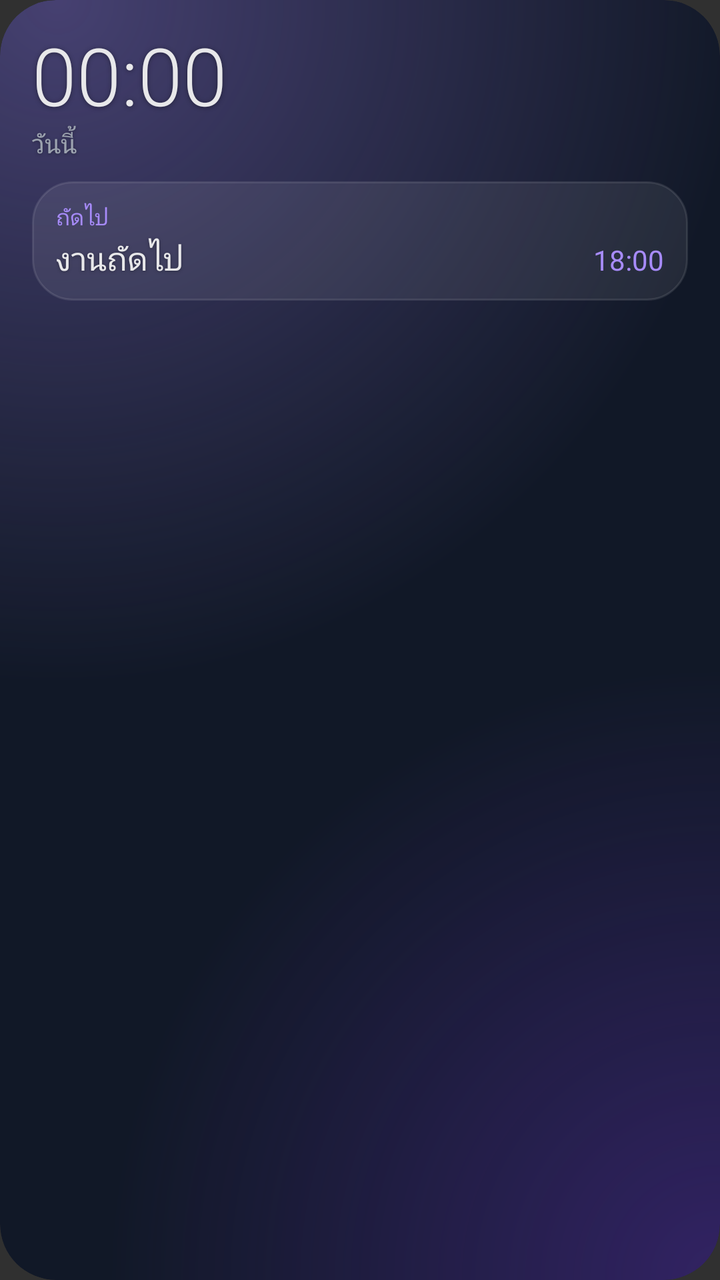
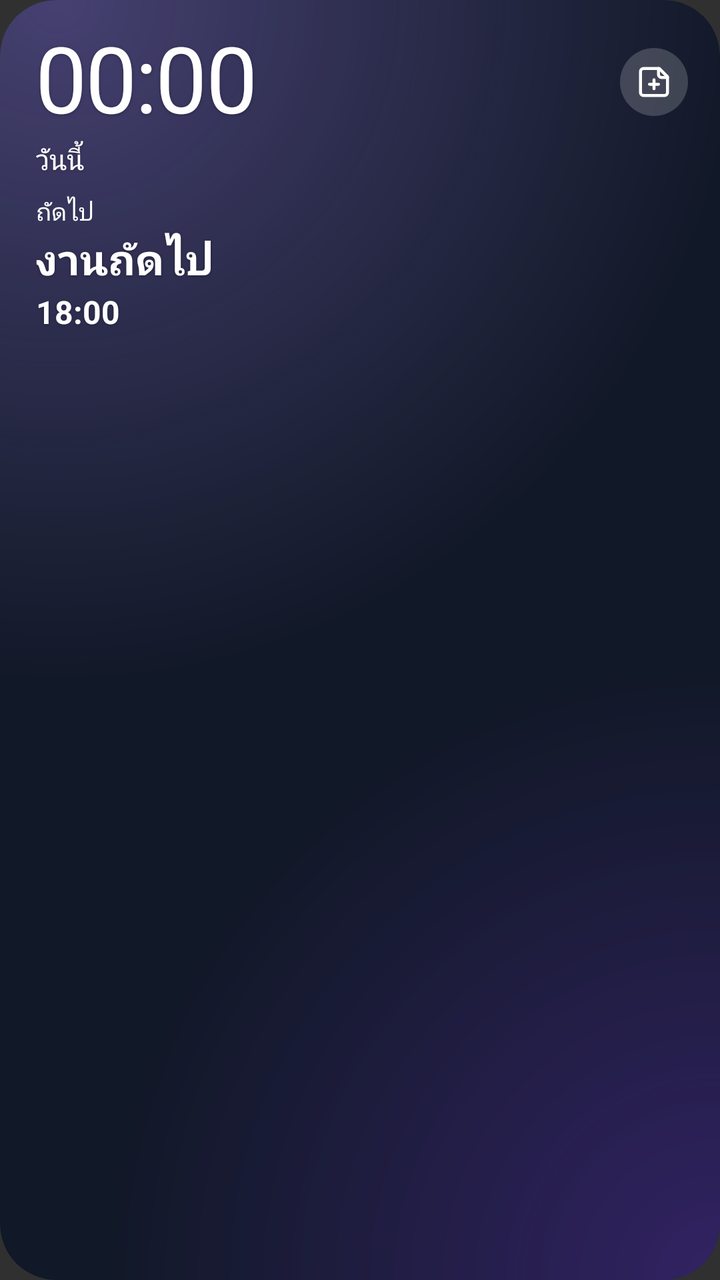

Before-and-after screenshots of an Android layout around one commit, followed by the original layout XML and the change that was made.
<!-- AndroidManifest.xml: application theme android:Theme.Material.NoActionBar -->
<!-- res/layout/widget_large.xml -->
<?xml version="1.0" encoding="utf-8"?>

<FrameLayout xmlns:android="http://schemas.android.com/apk/res/android"
    android:id="@android:id/background"
    android:layout_width="match_parent"
    android:layout_height="match_parent"
    android:background="@drawable/widget_outline"
    android:clipToOutline="true">

    <ImageView
        android:id="@+id/w_card"
        android:layout_width="match_parent"
        android:layout_height="match_parent"
        android:importantForAccessibility="no"
        android:scaleType="fitXY"
        android:src="@drawable/widget_card" />

    <ImageView
        android:id="@+id/w_photo"
        android:layout_width="match_parent"
        android:layout_height="match_parent"
        android:importantForAccessibility="no"
        android:scaleType="centerCrop"
        android:visibility="gone" />

    <ImageView
        android:id="@+id/w_glow"
        android:layout_width="match_parent"
        android:layout_height="match_parent"
        android:importantForAccessibility="no"
        android:scaleType="fitXY"
        android:src="@drawable/widget_glow" />

    <ImageView
        android:id="@+id/w_glow_end"
        android:layout_width="match_parent"
        android:layout_height="match_parent"
        android:importantForAccessibility="no"
        android:scaleType="fitXY"
        android:src="@drawable/widget_glow_end" />

    <ImageView
        android:id="@+id/w_scrim"
        android:layout_width="match_parent"
        android:layout_height="match_parent"
        android:importantForAccessibility="no"
        android:scaleType="fitXY"
        android:src="@drawable/widget_scrim"
        android:visibility="gone" />

    
    <ProgressBar
        android:id="@+id/w_shine"
        style="@android:style/Widget.ProgressBar"
        android:layout_width="match_parent"
        android:layout_height="match_parent"
        android:importantForAccessibility="no"
        android:indeterminate="true"
        android:indeterminateDrawable="@drawable/widget_shine"
        android:maxWidth="4000dp"
        android:maxHeight="4000dp"
        android:minWidth="0dp"
        android:minHeight="0dp" />

    <LinearLayout
        android:layout_width="match_parent"
        android:layout_height="match_parent"
        android:orientation="vertical"
        android:padding="16dp">

        <LinearLayout
            android:layout_width="match_parent"
            android:layout_height="wrap_content"
            android:gravity="center_vertical"
            android:orientation="horizontal">

            <TextClock
                android:id="@+id/w_clock"
                android:layout_width="0dp"
                android:layout_height="wrap_content"
                android:layout_weight="1"
                android:fontFamily="sans-serif-light"
                android:fontFeatureSettings="tnum"
                android:format12Hour="HH:mm"
                android:format24Hour="HH:mm"
                android:includeFontPadding="false"
                android:maxLines="1"
                android:shadowColor="#66000000"
                android:shadowDy="1"
                android:shadowRadius="6"
                android:textColor="#E8E8EA"
                android:textSize="40sp" />

            <ImageView
                android:id="@+id/w_moon"
                android:layout_width="16dp"
                android:layout_height="16dp"
                android:layout_marginStart="6dp"
                android:contentDescription="ช่วงเงียบ"
                android:src="@drawable/ic_moon"
                android:visibility="gone" />

            <LinearLayout
                android:id="@+id/w_wait"
                android:layout_width="wrap_content"
                android:layout_height="wrap_content"
                android:layout_marginStart="6dp"
                android:background="@drawable/widget_pill"
                android:gravity="center_vertical"
                android:orientation="horizontal"
                android:paddingStart="7dp"
                android:paddingTop="3dp"
                android:paddingEnd="8dp"
                android:paddingBottom="3dp"
                android:visibility="gone">

                <ImageView
                    android:id="@+id/w_wait_icon"
                    android:layout_width="12dp"
                    android:layout_height="12dp"
                    android:importantForAccessibility="no"
                    android:src="@drawable/ic_wallet" />

                <TextView
                    android:id="@+id/w_wait_count"
                    android:layout_width="wrap_content"
                    android:layout_height="wrap_content"
                    android:layout_marginStart="4dp"
                    android:fontFeatureSettings="tnum"
                    android:includeFontPadding="false"
                    android:maxLines="1"
                    android:textColor="#A78BFA"
                    android:textSize="11sp" />
            </LinearLayout>
        </LinearLayout>

        <TextView
            android:id="@+id/w_date"
            android:layout_width="match_parent"
            android:layout_height="wrap_content"
            android:ellipsize="end"
            android:maxLines="1"
            android:shadowColor="#59000000"
            android:shadowDy="1"
            android:shadowRadius="4"
            android:text="วันนี้"
            android:textColor="#9CA3AF"
            android:textSize="13sp" />

        <LinearLayout
            android:id="@+id/w_head"
            android:layout_width="match_parent"
            android:layout_height="wrap_content"
            android:layout_marginTop="10dp"
            android:background="@drawable/widget_panel"
            android:orientation="vertical"
            android:paddingStart="12dp"
            android:paddingTop="10dp"
            android:paddingEnd="12dp"
            android:paddingBottom="10dp">

            <TextView
                android:id="@+id/w_head_label"
                android:layout_width="match_parent"
                android:layout_height="wrap_content"
                android:ellipsize="end"
                android:maxLines="1"
                android:text="ถัดไป"
                android:textColor="#A78BFA"
                android:textSize="11sp" />

            <LinearLayout
                android:layout_width="match_parent"
                android:layout_height="wrap_content"
                android:layout_marginTop="2dp"
                android:baselineAligned="true"
                android:orientation="horizontal">

                <TextView
                    android:id="@+id/w_head_name"
                    android:layout_width="0dp"
                    android:layout_height="wrap_content"
                    android:layout_weight="1"
                    android:ellipsize="end"
                    android:maxLines="1"
                    android:shadowColor="#59000000"
                    android:shadowDy="1"
                    android:shadowRadius="4"
                    android:text="งานถัดไป"
                    android:textColor="#E8E8EA"
                    android:textSize="16sp" />

                <TextView
                    android:id="@+id/w_head_time"
                    android:layout_width="wrap_content"
                    android:layout_height="wrap_content"
                    android:layout_marginStart="8dp"
                    android:fontFeatureSettings="tnum"
                    android:maxLines="1"
                    android:text="18:00"
                    android:textColor="#A78BFA"
                    android:textSize="14sp" />
            </LinearLayout>
        </LinearLayout>

        <LinearLayout
            android:id="@+id/w_progress"
            android:layout_width="match_parent"
            android:layout_height="wrap_content"
            android:layout_marginTop="10dp"
            android:gravity="center_vertical"
            android:orientation="horizontal"
            android:visibility="gone">

            <FrameLayout
                android:id="@+id/w_bar"
                android:layout_width="0dp"
                android:layout_height="5dp"
                android:layout_marginEnd="10dp"
                android:layout_weight="1">

                <ImageView
                    android:layout_width="match_parent"
                    android:layout_height="match_parent"
                    android:importantForAccessibility="no"
                    android:scaleType="fitXY"
                    android:src="@drawable/widget_bar_track" />

                <ImageView
                    android:id="@+id/w_bar_fill"
                    android:layout_width="match_parent"
                    android:layout_height="match_parent"
                    android:importantForAccessibility="no"
                    android:scaleType="fitXY"
                    android:src="@drawable/widget_bar_fill" />
            </FrameLayout>

            <TextView
                android:id="@+id/w_count"
                android:layout_width="wrap_content"
                android:layout_height="wrap_content"
                android:fontFeatureSettings="tnum"
                android:maxLines="1"
                android:shadowColor="#59000000"
                android:shadowDy="1"
                android:shadowRadius="4"
                android:text="ทำแล้ว 2 จาก 5"
                android:textColor="#9CA3AF"
                android:textSize="12sp" />
        </LinearLayout>

        <LinearLayout
            android:id="@+id/w_soon"
            android:layout_width="match_parent"
            android:layout_height="wrap_content"
            android:layout_marginTop="6dp"
            android:orientation="vertical"
            android:visibility="gone" />

        <TextView
            android:id="@+id/w_later_label"
            android:layout_width="match_parent"
            android:layout_height="wrap_content"
            android:layout_marginTop="8dp"
            android:maxLines="1"
            android:text="รอบยาวที่ยังไม่ทำ"
            android:textColor="#9CA3AF"
            android:textSize="11sp"
            android:visibility="gone" />

        <LinearLayout
            android:id="@+id/w_later"
            android:layout_width="match_parent"
            android:layout_height="wrap_content"
            android:layout_marginTop="0dp"
            android:orientation="vertical"
            android:visibility="gone" />

        
        <FrameLayout
            android:layout_width="match_parent"
            android:layout_height="0dp"
            android:layout_weight="1" />

        <TextView
            android:id="@+id/w_money"
            android:layout_width="match_parent"
            android:layout_height="wrap_content"
            android:layout_marginTop="6dp"
            android:ellipsize="end"
            android:fontFeatureSettings="tnum"
            android:maxLines="1"
            android:textColor="#9CA3AF"
            android:textSize="12sp"
            android:visibility="gone" />
    </LinearLayout>
</FrameLayout>
<!-- resources referenced by this layout -->
<resources>
  <!-- drawable widget_bar_fill (drawable) -->
  <?xml version="1.0" encoding="utf-8"?>
  
  <clip xmlns:android="http://schemas.android.com/apk/res/android"
      android:clipOrientation="horizontal"
      android:drawable="@drawable/widget_bar"
      android:gravity="left" />
  <!-- drawable widget_bar_track (drawable) -->
  <?xml version="1.0" encoding="utf-8"?>
  
  <shape xmlns:android="http://schemas.android.com/apk/res/android"
      android:shape="rectangle">
      <corners android:radius="3dp" />
      <solid android:color="#2EFFFFFF" />
  </shape>
  <!-- drawable widget_card (drawable) -->
  <?xml version="1.0" encoding="utf-8"?>
  
  <shape xmlns:android="http://schemas.android.com/apk/res/android"
      android:shape="rectangle">
      <corners android:radius="@dimen/widget_radius" />
      <solid android:color="#111827" />
  </shape>
  <!-- drawable widget_glow (drawable) -->
  <?xml version="1.0" encoding="utf-8"?>
  
  <shape xmlns:android="http://schemas.android.com/apk/res/android"
      android:shape="rectangle">
      <corners android:radius="@dimen/widget_radius" />
      <gradient
          android:centerX="0.08"
          android:centerY="0"
          android:endColor="#00A78BFA"
          android:gradientRadius="95%"
          android:startColor="#59A78BFA"
          android:type="radial" />
  </shape>
  <!-- drawable widget_glow_end (drawable) -->
  <?xml version="1.0" encoding="utf-8"?>
  
  <shape xmlns:android="http://schemas.android.com/apk/res/android"
      android:shape="rectangle">
      <corners android:radius="@dimen/widget_radius" />
      <gradient
          android:centerX="1"
          android:centerY="1"
          android:endColor="#007C3AED"
          android:gradientRadius="85%"
          android:startColor="#4D7C3AED"
          android:type="radial" />
  </shape>
  <!-- drawable widget_outline (drawable) -->
  <?xml version="1.0" encoding="utf-8"?>
  
  <shape xmlns:android="http://schemas.android.com/apk/res/android"
      android:shape="rectangle">
      <corners android:radius="@dimen/widget_radius" />
      <solid android:color="@android:color/transparent" />
  </shape>
  <!-- drawable widget_panel (drawable) -->
  <?xml version="1.0" encoding="utf-8"?>
  
  <shape xmlns:android="http://schemas.android.com/apk/res/android"
      android:shape="rectangle">
      <corners android:radius="@dimen/widget_inner_radius" />
      <solid android:color="#14FFFFFF" />
      <stroke
          android:width="1dp"
          android:color="#1AFFFFFF" />
  </shape>
  <!-- drawable widget_pill (drawable) -->
  <?xml version="1.0" encoding="utf-8"?>
  
  <shape xmlns:android="http://schemas.android.com/apk/res/android"
      android:shape="rectangle">
      <corners android:radius="12dp" />
      <solid android:color="#1FFFFFFF" />
  </shape>
  <!-- drawable widget_scrim (drawable) -->
  <?xml version="1.0" encoding="utf-8"?>
  
  <shape xmlns:android="http://schemas.android.com/apk/res/android"
      android:shape="rectangle">
      <corners android:radius="@dimen/widget_radius" />
      <gradient
          android:angle="270"
          android:centerColor="#66000000"
          android:endColor="#A6000000"
          android:startColor="#8C000000" />
  </shape>
  <!-- drawable widget_bar (drawable) -->
  <?xml version="1.0" encoding="utf-8"?>
  
  <shape xmlns:android="http://schemas.android.com/apk/res/android"
      android:shape="rectangle">
      <corners android:radius="3dp" />
      <solid android:color="#FFFFFFFF" />
  </shape>
  <dimen name="widget_radius">20dp</dimen>
  <dimen name="widget_inner_radius">12dp</dimen>
  <!-- unchanged entries left out for length: 3 -->
</resources>

<!-- the commit's change to res/layout/widget_large.xml (unified diff, before → after) -->
@@ -23,6 +23,14 @@
         android:scaleType="centerCrop"
         android:visibility="gone" />
 
+    
+    <ViewStub
+        android:id="@+id/w_film_stub"
+        android:layout_width="match_parent"
+        android:layout_height="match_parent"
+        android:inflatedId="@+id/w_film"
+        android:layout="@layout/widget_film" />
+
     <ImageView
         android:id="@+id/w_glow"
         android:layout_width="match_parent"
@@ -40,12 +48,12 @@
         android:src="@drawable/widget_glow_end" />
 
     <ImageView
-        android:id="@+id/w_scrim"
-        android:layout_width="match_parent"
-        android:layout_height="match_parent"
-        android:importantForAccessibility="no"
-        android:scaleType="fitXY"
-        android:src="@drawable/widget_scrim"
+        android:id="@+id/w_veil"
+        android:layout_width="match_parent"
+        android:layout_height="match_parent"
+        android:importantForAccessibility="no"
+        android:scaleType="fitXY"
+        android:src="@drawable/widget_veil"
         android:visibility="gone" />
 
     
@@ -66,7 +74,10 @@
         android:layout_width="match_parent"
         android:layout_height="match_parent"
         android:orientation="vertical"
-        android:padding="16dp">
+        android:paddingStart="18dp"
+        android:paddingTop="14dp"
+        android:paddingEnd="16dp"
+        android:paddingBottom="10dp">
 
         <LinearLayout
             android:layout_width="match_parent"
@@ -76,26 +87,32 @@
 
             <TextClock
                 android:id="@+id/w_clock"
-                android:layout_width="0dp"
-                android:layout_height="wrap_content"
-                android:layout_weight="1"
-                android:fontFamily="sans-serif-light"
+                android:layout_width="wrap_content"
+                android:layout_height="wrap_content"
+                android:fontFamily="sans-serif"
                 android:fontFeatureSettings="tnum"
                 android:format12Hour="HH:mm"
                 android:format24Hour="HH:mm"
                 android:includeFontPadding="false"
+                android:letterSpacing="-0.02"
                 android:maxLines="1"
-                android:shadowColor="#66000000"
+                android:shadowColor="#4D000000"
                 android:shadowDy="1"
-                android:shadowRadius="6"
-                android:textColor="#E8E8EA"
-                android:textSize="40sp" />
+                android:shadowRadius="4"
+                android:textColor="#FFFFFF"
+                android:textSize="46sp" />
+
+            
+            <FrameLayout
+                android:layout_width="0dp"
+                android:layout_height="1dp"
+                android:layout_weight="1" />
 
             <ImageView
                 android:id="@+id/w_moon"
                 android:layout_width="16dp"
                 android:layout_height="16dp"
-                android:layout_marginStart="6dp"
+                android:layout_marginEnd="8dp"
                 android:contentDescription="ช่วงเงียบ"
                 android:src="@drawable/ic_moon"
                 android:visibility="gone" />
@@ -104,20 +121,20 @@
                 android:id="@+id/w_wait"
                 android:layout_width="wrap_content"
                 android:layout_height="wrap_content"
-                android:layout_marginStart="6dp"
+                android:layout_marginEnd="8dp"
                 android:background="@drawable/widget_pill"
                 android:gravity="center_vertical"
                 android:orientation="horizontal"
-                android:paddingStart="7dp"
-                android:paddingTop="3dp"
-                android:paddingEnd="8dp"
-                android:paddingBottom="3dp"
+                android:paddingStart="8dp"
+                android:paddingTop="4dp"
+                android:paddingEnd="9dp"
+                android:paddingBottom="4dp"
                 android:visibility="gone">
 
                 <ImageView
                     android:id="@+id/w_wait_icon"
-                    android:layout_width="12dp"
-                    android:layout_height="12dp"
+                    android:layout_width="13dp"
+                    android:layout_height="13dp"
                     android:importantForAccessibility="no"
                     android:src="@drawable/ic_wallet" />
 
@@ -125,173 +142,135 @@
                     android:id="@+id/w_wait_count"
                     android:layout_width="wrap_content"
                     android:layout_height="wrap_content"
-                    android:layout_marginStart="4dp"
+                    android:layout_marginStart="5dp"
+                    android:fontFamily="sans-serif-medium"
                     android:fontFeatureSettings="tnum"
                     android:includeFontPadding="false"
                     android:maxLines="1"
-                    android:textColor="#A78BFA"
-                    android:textSize="11sp" />
+                    android:textColor="#FFFFFF"
+                    android:textSize="12sp" />
             </LinearLayout>
+
+            <ImageView
+                android:id="@+id/w_add"
+                android:layout_width="34dp"
+                android:layout_height="34dp"
+                android:background="@drawable/widget_add_light"
+                android:contentDescription="แปะโน้ต"
+                android:padding="8dp"
+                android:src="@drawable/ic_note_add" />
         </LinearLayout>
 
         <TextView
             android:id="@+id/w_date"
             android:layout_width="match_parent"
             android:layout_height="wrap_content"
+            android:layout_marginTop="2dp"
             android:ellipsize="end"
+            android:fontFamily="sans-serif-medium"
             android:maxLines="1"
-            android:shadowColor="#59000000"
+            android:shadowColor="#40000000"
             android:shadowDy="1"
-            android:shadowRadius="4"
+            android:shadowRadius="3"
             android:text="วันนี้"
-            android:textColor="#9CA3AF"
-            android:textSize="13sp" />
+            android:textColor="#FFFFFF"
+            android:textSize="14sp" />
+
+        
+        <LinearLayout
+            android:id="@+id/w_notes"
+            android:layout_width="match_parent"
+            android:layout_height="wrap_content"
+            android:layout_marginStart="-7dp"
+            android:layout_marginTop="6dp"
+            android:gravity="center_vertical"
+            android:orientation="horizontal"
+            android:visibility="gone" />
 
         <LinearLayout
             android:id="@+id/w_head"
             android:layout_width="match_parent"
             android:layout_height="wrap_content"
-            android:layout_marginTop="10dp"
-            android:background="@drawable/widget_panel"
-            android:orientation="vertical"
-            android:paddingStart="12dp"
-            android:paddingTop="10dp"
-            android:paddingEnd="12dp"
-            android:paddingBottom="10dp">
+            android:layout_marginTop="8dp"
+            android:orientation="vertical">
 
             <TextView
                 android:id="@+id/w_head_label"
                 android:layout_width="match_parent"
                 android:layout_height="wrap_content"
                 android:ellipsize="end"
+                android:fontFamily="sans-serif-medium"
                 android:maxLines="1"
                 android:text="ถัดไป"
-                android:textColor="#A78BFA"
-                android:textSize="11sp" />
-
-            <LinearLayout
-                android:layout_width="match_parent"
-                android:layout_height="wrap_content"
-                android:layout_marginTop="2dp"
-                android:baselineAligned="true"
-                android:orientation="horizontal">
-
-                <TextView
-                    android:id="@+id/w_head_name"
-                    android:layout_width="0dp"
-                    android:layout_height="wrap_content"
-                    android:layout_weight="1"
-                    android:ellipsize="end"
-                    android:maxLines="1"
-                    android:shadowColor="#59000000"
-                    android:shadowDy="1"
-                    android:shadowRadius="4"
-                    android:text="งานถัดไป"
-                    android:textColor="#E8E8EA"
-                    android:textSize="16sp" />
-
-                <TextView
-                    android:id="@+id/w_head_time"
-                    android:layout_width="wrap_content"
-                    android:layout_height="wrap_content"
-                    android:layout_marginStart="8dp"
-                    android:fontFeatureSettings="tnum"
-                    android:maxLines="1"
-                    android:text="18:00"
-                    android:textColor="#A78BFA"
-                    android:textSize="14sp" />
-            </LinearLayout>
-        </LinearLayout>
-
-        <LinearLayout
-            android:id="@+id/w_progress"
-            android:layout_width="match_parent"
-            android:layout_height="wrap_content"
-            android:layout_marginTop="10dp"
-            android:gravity="center_vertical"
-            android:orientation="horizontal"
-            android:visibility="gone">
-
-            <FrameLayout
-                android:id="@+id/w_bar"
-                android:layout_width="0dp"
-                android:layout_height="5dp"
-                android:layout_marginEnd="10dp"
-                android:layout_weight="1">
-
-                <ImageView
-                    android:layout_width="match_parent"
-                    android:layout_height="match_parent"
-                    android:importantForAccessibility="no"
-                    android:scaleType="fitXY"
-                    android:src="@drawable/widget_bar_track" />
-
-                <ImageView
-                    android:id="@+id/w_bar_fill"
-                    android:layout_width="match_parent"
-                    android:layout_height="match_parent"
-                    android:importantForAccessibility="no"
-                    android:scaleType="fitXY"
-                    android:src="@drawable/widget_bar_fill" />
-            </FrameLayout>
+                android:textColor="#FFFFFF"
+                android:textSize="12sp" />
 
             <TextView
-                android:id="@+id/w_count"
-                android:layout_width="wrap_content"
-                android:layout_height="wrap_content"
+                android:id="@+id/w_head_name"
+                android:layout_width="match_parent"
+                android:layout_height="wrap_content"
+                android:layout_marginTop="1dp"
+                android:ellipsize="end"
+                android:maxLines="2"
+                android:shadowColor="#4D000000"
+                android:shadowDy="1"
+                android:shadowRadius="4"
+                android:text="งานถัดไป"
+                android:textColor="#FFFFFF"
+                android:textSize="21sp"
+                android:textStyle="bold" />
+
+            <TextView
+                android:id="@+id/w_head_time"
+                android:layout_width="match_parent"
+                android:layout_height="wrap_content"
+                android:layout_marginTop="1dp"
                 android:fontFeatureSettings="tnum"
                 android:maxLines="1"
-                android:shadowColor="#59000000"
+                android:shadowColor="#40000000"
                 android:shadowDy="1"
-                android:shadowRadius="4"
-                android:text="ทำแล้ว 2 จาก 5"
-                android:textColor="#9CA3AF"
-                android:textSize="12sp" />
+                android:shadowRadius="3"
+                android:text="18:00"
+                android:textColor="#FFFFFF"
+                android:textSize="16sp"
+                android:textStyle="bold" />
         </LinearLayout>
 
-        <LinearLayout
-            android:id="@+id/w_soon"
-            android:layout_width="match_parent"
-            android:layout_height="wrap_content"
-            android:layout_marginTop="6dp"
-            android:orientation="vertical"
-            android:visibility="gone" />
-
-        <TextView
-            android:id="@+id/w_later_label"
-            android:layout_width="match_parent"
-            android:layout_height="wrap_content"
+        <FrameLayout
+            android:layout_width="match_parent"
+            android:layout_height="0dp"
             android:layout_marginTop="8dp"
-            android:maxLines="1"
-            android:text="รอบยาวที่ยังไม่ทำ"
-            android:textColor="#9CA3AF"
-            android:textSize="11sp"
-            android:visibility="gone" />
-
-        <LinearLayout
-            android:id="@+id/w_later"
-            android:layout_width="match_parent"
-            android:layout_height="wrap_content"
-            android:layout_marginTop="0dp"
-            android:orientation="vertical"
-            android:visibility="gone" />
-
-        
-        <FrameLayout
-            android:layout_width="match_parent"
-            android:layout_height="0dp"
-            android:layout_weight="1" />
-
-        <TextView
-            android:id="@+id/w_money"
-            android:layout_width="match_parent"
-            android:layout_height="wrap_content"
-            android:layout_marginTop="6dp"
-            android:ellipsize="end"
-            android:fontFeatureSettings="tnum"
-            android:maxLines="1"
-            android:textColor="#9CA3AF"
-            android:textSize="12sp"
-            android:visibility="gone" />
+            android:layout_weight="1">
+
+            <ListView
+                android:id="@+id/w_list"
+                android:layout_width="match_parent"
+                android:layout_height="match_parent"
+                android:divider="@null"
+                android:dividerHeight="0dp"
+                android:fadingEdgeLength="28dp"
+                android:listSelector="@android:color/transparent"
+                android:requiresFadingEdge="vertical"
+                android:scrollbars="none"
+                android:visibility="gone" />
+
+            <LinearLayout
+                android:id="@+id/w_rows"
+                android:layout_width="match_parent"
+                android:layout_height="wrap_content"
+                android:orientation="vertical"
+                android:visibility="gone" />
+        </FrameLayout>
     </LinearLayout>
 </FrameLayout>
+<!-- res/layout/widget_film.xml (included above) -->
+<?xml version="1.0" encoding="utf-8"?>
+
+<ViewFlipper xmlns:android="http://schemas.android.com/apk/res/android"
+    android:id="@+id/w_film"
+    android:layout_width="match_parent"
+    android:layout_height="match_parent"
+    android:autoStart="true"
+    android:flipInterval="83"
+    android:importantForAccessibility="no"
+    android:measureAllChildren="false" />
<!-- resource entries referenced after the edit -->
@@ -1,18 +1,40 @@
 <!-- resources referenced by this layout -->
 <resources>
-  <!-- drawable widget_bar_fill (drawable) -->
+  <!-- drawable ic_note_add (drawable) -->
   <?xml version="1.0" encoding="utf-8"?>
   
-  <clip xmlns:android="http://schemas.android.com/apk/res/android"
-      android:clipOrientation="horizontal"
-      android:drawable="@drawable/widget_bar"
-      android:gravity="left" />
-  <!-- drawable widget_bar_track (drawable) -->
+  <vector xmlns:android="http://schemas.android.com/apk/res/android"
+      android:width="24dp"
+      android:height="24dp"
+      android:viewportWidth="24"
+      android:viewportHeight="24">
+      <path
+          android:pathData="M15.5 3H5a2 2 0 0 0 -2 2v14a2 2 0 0 0 2 2h14a2 2 0 0 0 2 -2V8.5Z"
+          android:fillColor="#00000000"
+          android:strokeColor="#FFFFFFFF"
+          android:strokeWidth="2"
+          android:strokeLineCap="round"
+          android:strokeLineJoin="round" />
+      <path
+          android:pathData="M15 3v4a2 2 0 0 0 2 2h4"
+          android:fillColor="#00000000"
+          android:strokeColor="#FFFFFFFF"
+          android:strokeWidth="2"
+          android:strokeLineCap="round"
+          android:strokeLineJoin="round" />
+      <path
+          android:pathData="M12 10.5v6M9 13.5h6"
+          android:fillColor="#00000000"
+          android:strokeColor="#FFFFFFFF"
+          android:strokeWidth="2"
+          android:strokeLineCap="round"
+          android:strokeLineJoin="round" />
+  </vector>
+  <!-- drawable widget_add_light (drawable) -->
   <?xml version="1.0" encoding="utf-8"?>
   
   <shape xmlns:android="http://schemas.android.com/apk/res/android"
-      android:shape="rectangle">
-      <corners android:radius="3dp" />
+      android:shape="oval">
       <solid android:color="#2EFFFFFF" />
   </shape>
   <!-- drawable widget_card (drawable) -->
@@ -59,17 +81,6 @@
       <corners android:radius="@dimen/widget_radius" />
       <solid android:color="@android:color/transparent" />
   </shape>
-  <!-- drawable widget_panel (drawable) -->
-  <?xml version="1.0" encoding="utf-8"?>
-  
-  <shape xmlns:android="http://schemas.android.com/apk/res/android"
-      android:shape="rectangle">
-      <corners android:radius="@dimen/widget_inner_radius" />
-      <solid android:color="#14FFFFFF" />
-      <stroke
-          android:width="1dp"
-          android:color="#1AFFFFFF" />
-  </shape>
   <!-- drawable widget_pill (drawable) -->
   <?xml version="1.0" encoding="utf-8"?>
   
@@ -78,28 +89,15 @@
       <corners android:radius="12dp" />
       <solid android:color="#1FFFFFFF" />
   </shape>
-  <!-- drawable widget_scrim (drawable) -->
+  <!-- drawable widget_veil (drawable) -->
   <?xml version="1.0" encoding="utf-8"?>
   
   <shape xmlns:android="http://schemas.android.com/apk/res/android"
       android:shape="rectangle">
       <corners android:radius="@dimen/widget_radius" />
-      <gradient
-          android:angle="270"
-          android:centerColor="#66000000"
-          android:endColor="#A6000000"
-          android:startColor="#8C000000" />
-  </shape>
-  <!-- drawable widget_bar (drawable) -->
-  <?xml version="1.0" encoding="utf-8"?>
-  
-  <shape xmlns:android="http://schemas.android.com/apk/res/android"
-      android:shape="rectangle">
-      <corners android:radius="3dp" />
       <solid android:color="#FFFFFFFF" />
   </shape>
   <dimen name="widget_radius">20dp</dimen>
-  <dimen name="widget_inner_radius">12dp</dimen>
   <!-- unchanged entries left out for length: 3 -->
 </resources>
 
